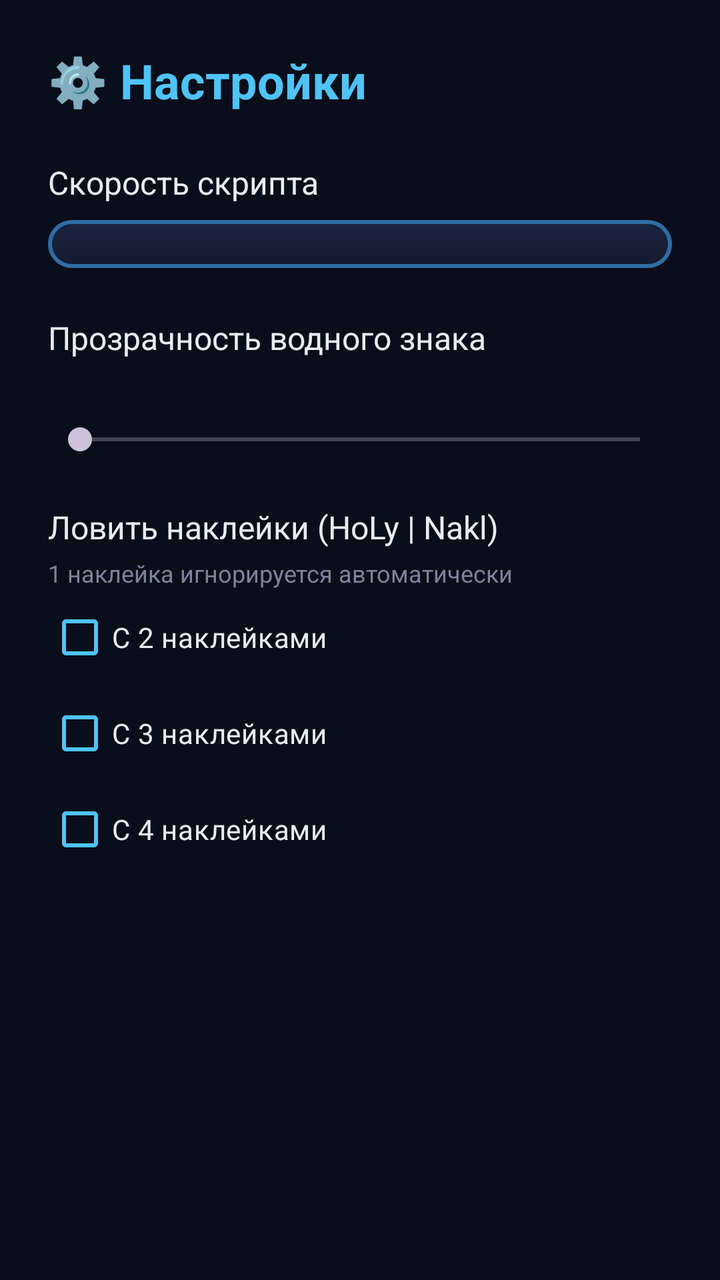
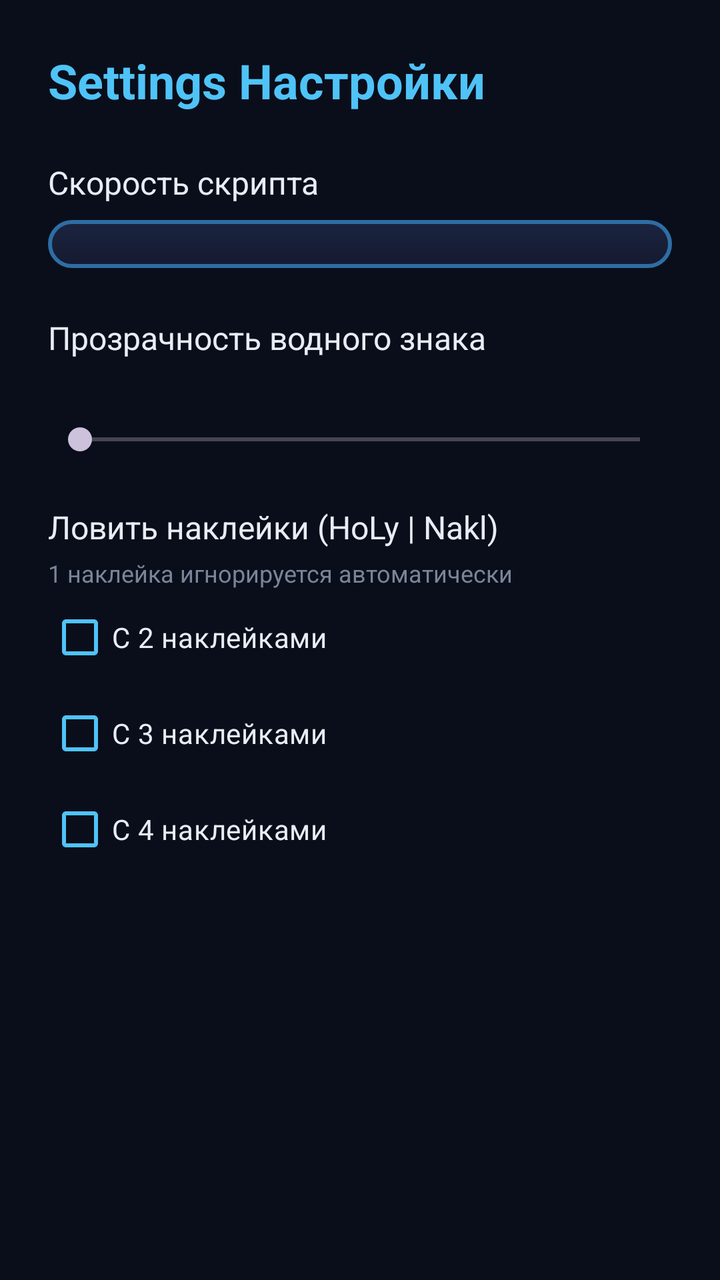

Before-and-after screenshots of an Android layout around one commit, followed by the original layout XML and the change that was made.
<!-- AndroidManifest.xml: application theme Theme.HolLy -->
<!-- res/layout/activity_settings.xml -->
<?xml version="1.0" encoding="utf-8"?>
<ScrollView xmlns:android="http://schemas.android.com/apk/res/android"
    android:layout_width="match_parent"
    android:layout_height="match_parent"
    android:background="@color/bg"
    android:padding="24dp">

    <LinearLayout
        android:id="@+id/rootSettingsLayout"
        android:layout_width="match_parent"
        android:layout_height="wrap_content"
        android:orientation="vertical">

        <TextView
            android:layout_width="wrap_content"
            android:layout_height="wrap_content"
            android:text="⚙️ Настройки"
            android:textColor="@color/accent"
            android:textSize="24sp"
            android:textStyle="bold"/>

        <TextView
            android:layout_width="wrap_content"
            android:layout_height="wrap_content"
            android:text="Скорость скрипта"
            android:textColor="@color/text"
            android:textSize="16sp"
            android:layout_marginTop="24dp"/>

        <Spinner
            android:id="@+id/spSpeed"
            android:layout_width="match_parent"
            android:layout_height="wrap_content"
            android:layout_marginTop="8dp"
            android:background="@drawable/card_blue"
            android:padding="12dp"/>

        <TextView
            android:layout_width="wrap_content"
            android:layout_height="wrap_content"
            android:text="Прозрачность водного знака"
            android:textColor="@color/text"
            android:textSize="16sp"
            android:layout_marginTop="24dp"/>

        <TextView
            android:id="@+id/tvAlpha"
            android:layout_width="wrap_content"
            android:layout_height="wrap_content"
            android:textColor="@color/text_dim"
            android:textSize="14sp"
            android:layout_marginTop="4dp"/>

        <SeekBar
            android:id="@+id/sbAlpha"
            android:layout_width="match_parent"
            android:layout_height="wrap_content"
            android:layout_marginTop="8dp"
            android:progressTint="@color/accent"/>

        <TextView
            android:layout_width="wrap_content"
            android:layout_height="wrap_content"
            android:text="Ловить наклейки (HoLy | Nakl)"
            android:textColor="@color/text"
            android:textSize="16sp"
            android:layout_marginTop="24dp"/>

        <TextView
            android:layout_width="wrap_content"
            android:layout_height="wrap_content"
            android:text="1 наклейка игнорируется автоматически"
            android:textColor="@color/text_dim"
            android:textSize="12sp"
            android:layout_marginTop="4dp"/>

        <CheckBox
            android:id="@+id/cb2"
            android:layout_width="wrap_content"
            android:layout_height="wrap_content"
            android:text="С 2 наклейками"
            android:textColor="@color/text"
            android:buttonTint="@color/accent"/>

        <CheckBox
            android:id="@+id/cb3"
            android:layout_width="wrap_content"
            android:layout_height="wrap_content"
            android:text="С 3 наклейками"
            android:textColor="@color/text"
            android:buttonTint="@color/accent"/>

        <CheckBox
            android:id="@+id/cb4"
            android:layout_width="wrap_content"
            android:layout_height="wrap_content"
            android:text="С 4 наклейками"
            android:textColor="@color/text"
            android:buttonTint="@color/accent"/>
    </LinearLayout>
</ScrollView>
<!-- resources referenced by this layout -->
<resources>
  <color name="accent">#4FC3F7</color>
  <color name="bg">#0A0E1A</color>
  <color name="text">#E8ECF4</color>
  <color name="text_dim">#7A8499</color>
  <!-- drawable card_blue (drawable) -->
  <?xml version="1.0" encoding="utf-8"?>
  <shape xmlns:android="http://schemas.android.com/apk/res/android"
      android:shape="rectangle">
      <gradient
          android:startColor="@color/card_top"
          android:endColor="@color/card_bottom"
          android:angle="270"/>
      <corners android:radius="28dp"/>
      <stroke android:width="2dp" android:color="@color/stroke"/>
  </shape>
  <style name="Theme.HolLy" parent="Theme.Material3.Dark.NoActionBar">
          <item name="android:windowBackground">@color/bg</item>
          <item name="android:statusBarColor">@color/bg</item>
          <item name="android:navigationBarColor">@color/bg</item>
      </style>
  <color name="card_top">#1B2440</color>
  <color name="card_bottom">#141A30</color>
  <color name="stroke">#2E6DA4</color>
</resources>

<!-- the commit's change to res/layout/activity_settings.xml (unified diff, before → after) -->
@@ -14,7 +14,7 @@
         <TextView
             android:layout_width="wrap_content"
             android:layout_height="wrap_content"
-            android:text="⚙️ Настройки"
+            android:text="Settings Настройки"
             android:textColor="@color/accent"
             android:textSize="24sp"
             android:textStyle="bold"/>
